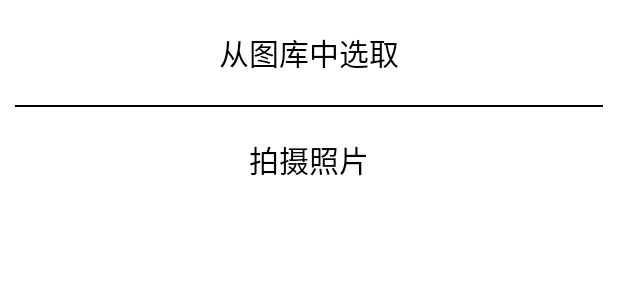
After one commit to baldrsky/Boxuegu, an Android app: the layout head_image.xml on its own in the app's theme, with its tools: preview values and no code run, on a phone screen of 412 x 824 dp. The commit adds this screen. Shown: the top 300 px of the screen. Run offline under Robolectric (Android 15) with nearby library versions, the phone set to English and light mode, and no system bars.

Commit message:
更换头像

```diff
--- a/app/src/main/AndroidManifest.xml
+++ b/app/src/main/AndroidManifest.xml
@@ -4,7 +4,7 @@
 
 
     <uses-permission android:name="android.permission.WRITE_EXTERNAL_STORAGE">
-        <uses-permission android:name="android.permisssion.CAMERA"></uses-permission>
+        <uses-permission android:name="android.permission.CAMERA"></uses-permission>
     </uses-permission>
     <application
         android:allowBackup="true"
--- /dev/null
+++ b/app/src/main/res/layout/head_image.xml
@@ -0,0 +1,35 @@
+<?xml version="1.0" encoding="utf-8"?>
+
+<LinearLayout xmlns:android="http://schemas.android.com/apk/res/android"
+    android:layout_width="match_parent"
+    android:layout_height="match_parent"
+    android:orientation="vertical"
+    android:background="@android:color/white">
+    <TextView
+        android:id="@+id/tv_select_gallery"
+        android:layout_width="match_parent"
+        android:layout_height="wrap_content"
+        android:gravity="center_horizontal"
+        android:padding="20dp"
+        android:text="从图库中选取"
+        android:textColor="#000"
+        android:textSize="20sp" />
+
+    <View
+        android:layout_width="match_parent"
+        android:layout_height="1dp"
+        android:layout_marginLeft="10dp"
+        android:layout_marginRight="10dp"
+        android:background="#000" />
+
+    <TextView
+        android:id="@+id/tv_select_camera"
+        android:layout_width="match_parent"
+        android:layout_height="wrap_content"
+        android:gravity="center_horizontal"
+        android:padding="20dp"
+        android:text="拍摄照片"
+        android:textColor="#000"
+        android:textSize="20sp" />
+
+</LinearLayout>
```
Also changed, not shown: app/src/main/java/cn/edu/gdmec/android/boxuegu/activity/UserInfoActivity.java (+233 -195 lines), app/src/main/java/cn/edu/gdmec/android/boxuegu/utils/ImageUtils.java (+51 -3 lines).
